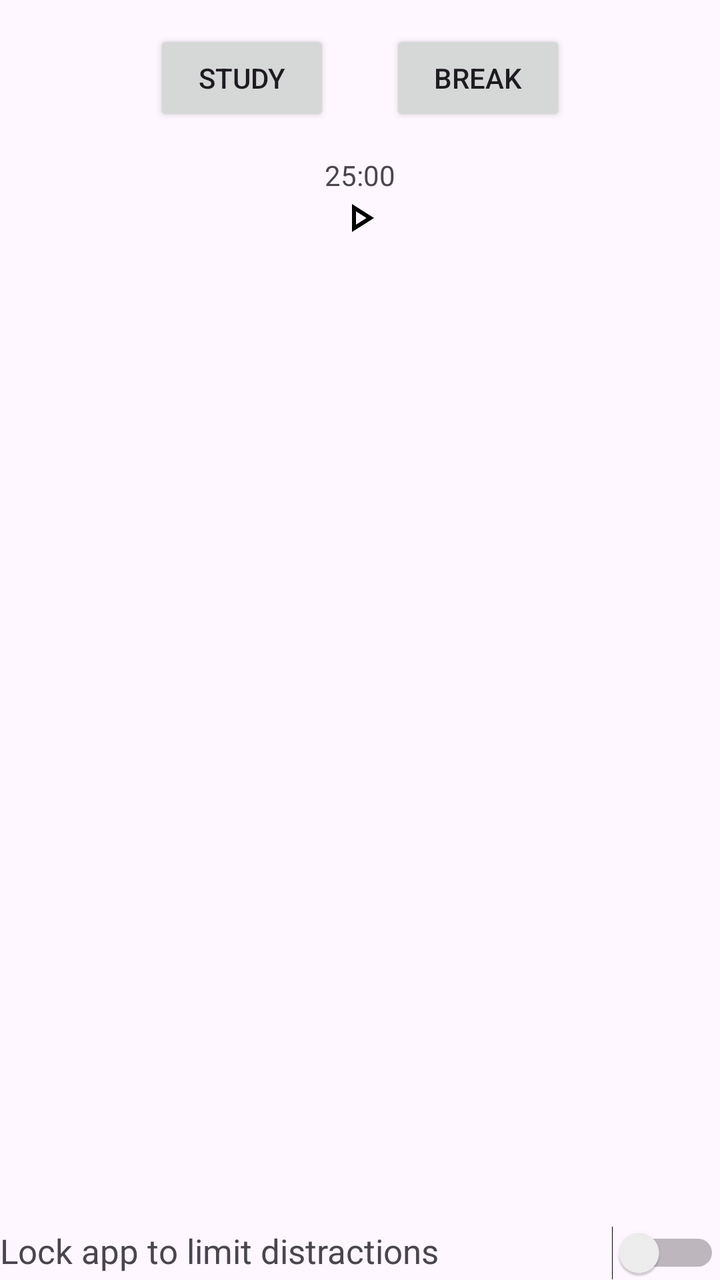
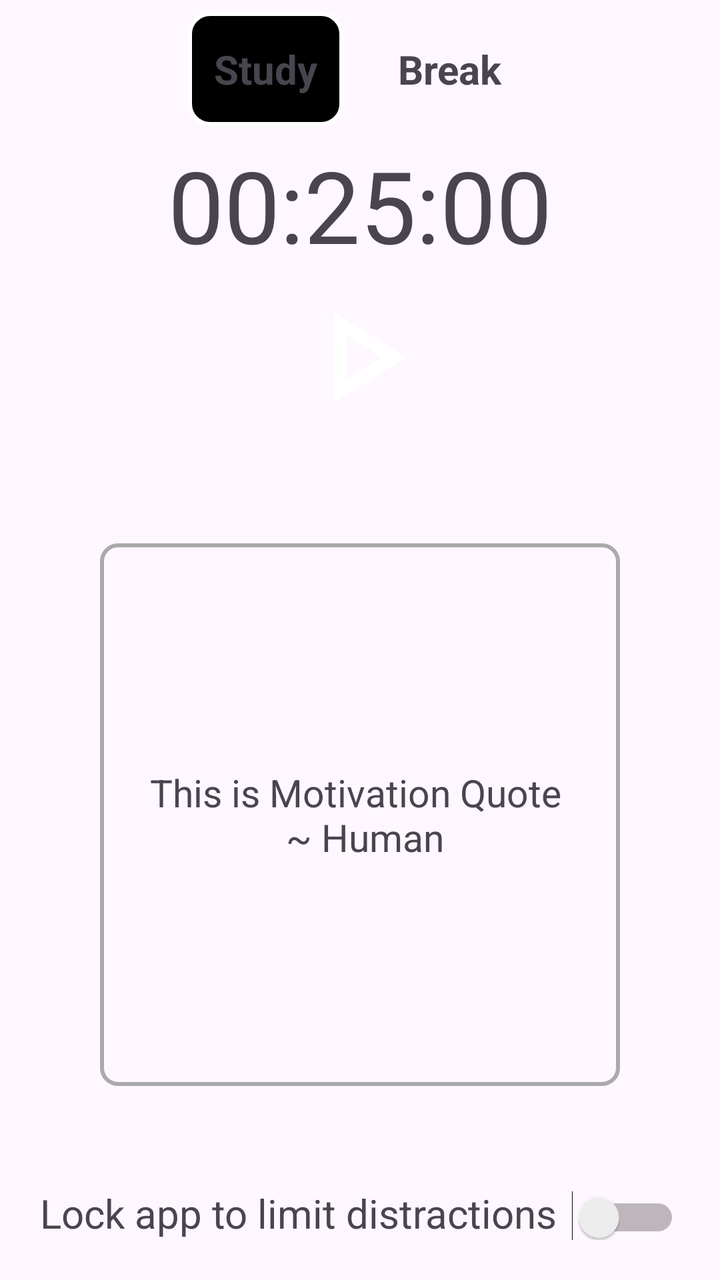

Compare the two renders of this Android layout. The source of the first and the diff that turns it into the second are given below.
<!-- AndroidManifest.xml: application theme Theme.MyApplication -->
<!-- res/layout/fragment_study_timer.xml -->
<?xml version="1.0" encoding="utf-8"?>
<androidx.constraintlayout.widget.ConstraintLayout xmlns:android="http://schemas.android.com/apk/res/android"
    xmlns:app="http://schemas.android.com/apk/res-auto"
    xmlns:tools="http://schemas.android.com/tools"
    android:layout_width="match_parent"
    android:layout_height="match_parent"
    tools:context=".ui.home_fragments.StudyTimerFragment">

    <LinearLayout
        android:id="@+id/linearLayout2"
        android:layout_width="0dp"
        android:layout_height="wrap_content"
        android:gravity="center"
        android:orientation="horizontal"
        app:layout_constraintEnd_toEndOf="parent"
        app:layout_constraintStart_toStartOf="parent"
        app:layout_constraintTop_toTopOf="parent">

        <Button
            android:id="@+id/button8"
            android:layout_width="wrap_content"
            android:layout_height="match_parent"
            android:layout_margin="15dp"
            android:text="Study" />

        <Button
            android:id="@+id/button9"
            android:layout_width="wrap_content"
            android:layout_height="match_parent"
            android:layout_margin="15dp"
            android:text="Break" />

    </LinearLayout>

    <TextView
        android:id="@+id/textView5"
        android:layout_width="wrap_content"
        android:layout_height="wrap_content"
        android:layout_weight="1"
        android:text="25:00"
        app:layout_constraintEnd_toEndOf="parent"
        app:layout_constraintStart_toStartOf="parent"
        app:layout_constraintTop_toBottomOf="@+id/linearLayout2" />

    <ImageView
        android:id="@+id/imageView"
        android:layout_width="wrap_content"
        android:layout_height="wrap_content"
        android:src="@drawable/outline_play_arrow_24"
        app:layout_constraintEnd_toEndOf="parent"
        app:layout_constraintStart_toStartOf="parent"
        app:layout_constraintTop_toBottomOf="@+id/textView5" />

    <ImageView
        android:id="@+id/imageView2"
        android:layout_width="wrap_content"
        android:layout_height="wrap_content"
        android:src="@android:drawable/ic_media_pause"
        app:layout_constraintEnd_toEndOf="parent"
        app:layout_constraintStart_toStartOf="parent"
        android:visibility="gone"
        app:layout_constraintTop_toBottomOf="@+id/textView5" />

    <LinearLayout
        android:layout_width="match_parent"
        android:layout_height="0dp"
        android:orientation="horizontal"
        app:layout_constraintBottom_toBottomOf="parent"
        app:layout_constraintEnd_toEndOf="parent"
        app:layout_constraintStart_toStartOf="parent">

        <TextView
            android:id="@+id/textView6"
            android:layout_width="wrap_content"
            android:layout_height="wrap_content"
            android:layout_weight="2"
            android:text="Lock app to limit distractions"
            android:textSize="17sp" />

        <Switch
            android:id="@+id/switch1"
            android:layout_width="wrap_content"
            android:layout_height="wrap_content"
            android:layout_weight="1" />
    </LinearLayout>

</androidx.constraintlayout.widget.ConstraintLayout>
<!-- resources referenced by this layout -->
<resources>
  <!-- drawable outline_play_arrow_24 (drawable) -->
  <vector xmlns:android="http://schemas.android.com/apk/res/android" android:height="24dp" android:tint="#000000" android:viewportHeight="24" android:viewportWidth="24" android:width="24dp">
        
      <path android:fillColor="@android:color/white" android:pathData="M10,8.64L15.27,12 10,15.36V8.64M8,5v14l11,-7L8,5z"/>
      
  </vector>
  <style name="Theme.MyApplication" parent="Base.Theme.MyApplication" />
  <style name="Base.Theme.MyApplication" parent="Theme.Material3.DayNight.NoActionBar">
          
          
      </style>
</resources>

<!-- the commit's change to res/layout/fragment_study_timer.xml (unified diff, before → after) -->
@@ -16,54 +16,91 @@
         app:layout_constraintStart_toStartOf="parent"
         app:layout_constraintTop_toTopOf="parent">
 
-        <Button
-            android:id="@+id/button8"
+        <TextView
+            android:id="@+id/txtStudyTimerStudy"
             android:layout_width="wrap_content"
             android:layout_height="match_parent"
-            android:layout_margin="15dp"
+            android:padding="13dp"
+            android:background="@drawable/selector_with_default_state"
+            android:layout_margin="6dp"
+            android:textStyle="bold"
+            android:textSize="20sp"
+            android:gravity="center"
             android:text="Study" />
 
-        <Button
-            android:id="@+id/button9"
+        <TextView
+            android:id="@+id/txtStudyTimerBreak"
             android:layout_width="wrap_content"
             android:layout_height="match_parent"
-            android:layout_margin="15dp"
+            android:padding="13dp"
+            android:layout_margin="8dp"
+            android:textSize="20sp"
+            android:background="@drawable/selector"
+            android:textStyle="bold"
+            android:gravity="center"
             android:text="Break" />
 
     </LinearLayout>
 
     <TextView
-        android:id="@+id/textView5"
+        android:id="@+id/txtStudyTimerTime"
         android:layout_width="wrap_content"
         android:layout_height="wrap_content"
         android:layout_weight="1"
-        android:text="25:00"
+        android:text="00:25:00"
+        android:background="@drawable/selector"
+        android:textSize="50sp"
         app:layout_constraintEnd_toEndOf="parent"
         app:layout_constraintStart_toStartOf="parent"
         app:layout_constraintTop_toBottomOf="@+id/linearLayout2" />
 
     <ImageView
-        android:id="@+id/imageView"
-        android:layout_width="wrap_content"
-        android:layout_height="wrap_content"
+        android:id="@+id/imgStudyTimerStart"
+        android:layout_width="78dp"
+        android:layout_height="86dp"
         android:src="@drawable/outline_play_arrow_24"
+        android:background="@drawable/selector"
         app:layout_constraintEnd_toEndOf="parent"
         app:layout_constraintStart_toStartOf="parent"
-        app:layout_constraintTop_toBottomOf="@+id/textView5" />
+        app:layout_constraintTop_toBottomOf="@+id/txtStudyTimerTime" />
 
     <ImageView
-        android:id="@+id/imageView2"
-        android:layout_width="wrap_content"
-        android:layout_height="wrap_content"
+        android:id="@+id/imgStudyTimerPause"
+        android:layout_width="78dp"
+        android:layout_height="86dp"
         android:src="@android:drawable/ic_media_pause"
         app:layout_constraintEnd_toEndOf="parent"
+        android:background="@drawable/selector"
         app:layout_constraintStart_toStartOf="parent"
-        android:visibility="gone"
-        app:layout_constraintTop_toBottomOf="@+id/textView5" />
+        android:visibility="invisible"
+        app:layout_constraintTop_toBottomOf="@+id/txtStudyTimerTime" />
 
     <LinearLayout
         android:layout_width="match_parent"
         android:layout_height="0dp"
+        android:layout_margin="50dp"
+        android:gravity="center"
+        android:orientation="vertical"
+        android:background="@drawable/border"
+        app:layout_constraintBottom_toTopOf="@+id/linearLayout5"
+        app:layout_constraintTop_toBottomOf="@+id/imgStudyTimerStart"
+        tools:layout_editor_absoluteX="70dp">
+
+        <TextView
+            android:id="@+id/txtStudyTimerMotivationalQuote"
+            android:layout_width="match_parent"
+            android:layout_height="wrap_content"
+            android:layout_gravity="center"
+            android:gravity="center"
+            android:textSize="19sp"
+            android:text="This is Motivation Quote \n ~ Human" />
+    </LinearLayout>
+
+    <LinearLayout
+        android:id="@+id/linearLayout5"
+        android:layout_width="match_parent"
+        android:layout_height="0dp"
+        android:layout_margin="20dp"
         android:orientation="horizontal"
         app:layout_constraintBottom_toBottomOf="parent"
         app:layout_constraintEnd_toEndOf="parent"
@@ -75,10 +112,10 @@
             android:layout_height="wrap_content"
             android:layout_weight="2"
             android:text="Lock app to limit distractions"
-            android:textSize="17sp" />
+            android:textSize="20sp" />
 
         <Switch
-            android:id="@+id/switch1"
+            android:id="@+id/switchStudyTimerLockApps"
             android:layout_width="wrap_content"
             android:layout_height="wrap_content"
             android:layout_weight="1" />
<!-- resource entries referenced after the edit -->
@@ -1,11 +1,55 @@
 <!-- resources referenced by this layout -->
 <resources>
+  <!-- drawable border (drawable) -->
+  <layer-list xmlns:android="http://schemas.android.com/apk/res/android">
+      <item>
+          <shape android:shape="rectangle">
+              <solid android:color="@android:color/transparent" />
+              <stroke
+                  android:width="2dp"
+              android:color="@android:color/darker_gray" />
+              <corners android:radius="8dp" />
+          </shape>
+      </item>
+  </layer-list>
   <!-- drawable outline_play_arrow_24 (drawable) -->
-  <vector xmlns:android="http://schemas.android.com/apk/res/android" android:height="24dp" android:tint="#000000" android:viewportHeight="24" android:viewportWidth="24" android:width="24dp">
+  <vector xmlns:android="http://schemas.android.com/apk/res/android" android:height="24dp" android:tint="#ffffff" android:viewportHeight="24" android:viewportWidth="24" android:width="24dp">
         
       <path android:fillColor="@android:color/white" android:pathData="M10,8.64L15.27,12 10,15.36V8.64M8,5v14l11,-7L8,5z"/>
       
   </vector>
+  <!-- drawable selector (drawable) -->
+  <?xml version="1.0" encoding="utf-8"?>
+  <selector xmlns:android="http://schemas.android.com/apk/res/android">
+      <item android:state_pressed="true">
+          <shape>
+              <solid android:color="@android:color/darker_gray" />
+              <corners android:radius="10dp" />
+              <stroke android:width="2dp" android:color="@android:color/black" />
+          </shape>
+      </item>
+  </selector>
+  <!-- drawable selector_with_default_state (drawable) -->
+  <?xml version="1.0" encoding="utf-8"?>
+  <selector xmlns:android="http://schemas.android.com/apk/res/android">
+      
+      <item android:state_pressed="true">
+          <shape>
+              <solid android:color="@android:color/darker_gray" />
+              <corners android:radius="10dp" />
+              <stroke android:width="2dp" android:color="@android:color/black" />
+          </shape>
+      </item>
+  
+      
+      <item>
+          <shape>
+              <solid android:color="@android:color/black" />
+              <corners android:radius="10dp" />
+              <stroke android:width="2dp" android:color="@android:color/white" />
+          </shape>
+      </item>
+  </selector>
   <style name="Theme.MyApplication" parent="Base.Theme.MyApplication" />
   <style name="Base.Theme.MyApplication" parent="Theme.Material3.DayNight.NoActionBar">
           
